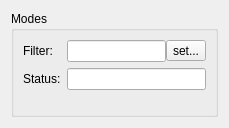
Qt form pyobs_gui/qt/modewidget.ui (pyobs/pyobs-gui) before a commit.
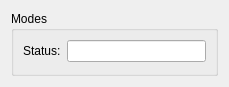
The same form after that commit. Icons and pictures are not drawn.

Diff of the .ui file:
```diff
--- a/pyobs_gui/qt/modewidget.ui
+++ b/pyobs_gui/qt/modewidget.ui
@@ -7,7 +7,7 @@
     <x>0</x>
     <y>0</y>
     <width>229</width>
-    <height>128</height>
+    <height>87</height>
    </rect>
   </property>
   <property name="windowTitle">
@@ -21,48 +21,13 @@
      </property>
      <layout class="QFormLayout" name="formLayout">
       <item row="0" column="0">
-       <widget class="QLabel" name="label_9">
-        <property name="text">
-         <string>Filter:</string>
-        </property>
-       </widget>
-      </item>
-      <item row="0" column="1">
-       <layout class="QHBoxLayout" name="horizontalLayout">
-        <property name="spacing">
-         <number>0</number>
-        </property>
-        <item>
-         <widget class="QLineEdit" name="textFilter">
-          <property name="alignment">
-           <set>Qt::AlignCenter</set>
-          </property>
-          <property name="readOnly">
-           <bool>true</bool>
-          </property>
-         </widget>
-        </item>
-        <item>
-         <widget class="QToolButton" name="buttonSetFilter">
-          <property name="text">
-           <string>set...</string>
-          </property>
-          <property name="icon">
-           <iconset resource="resources.qrc">
-            <normaloff>:/resources/edit-solid.svg</normaloff>:/resources/edit-solid.svg</iconset>
-          </property>
-         </widget>
-        </item>
-       </layout>
-      </item>
-      <item row="1" column="0">
        <widget class="QLabel" name="label_11">
         <property name="text">
          <string>Status:</string>
         </property>
        </widget>
       </item>
-      <item row="1" column="1">
+      <item row="0" column="1">
        <widget class="QLineEdit" name="textStatus">
         <property name="alignment">
          <set>Qt::AlignCenter</set>
```
